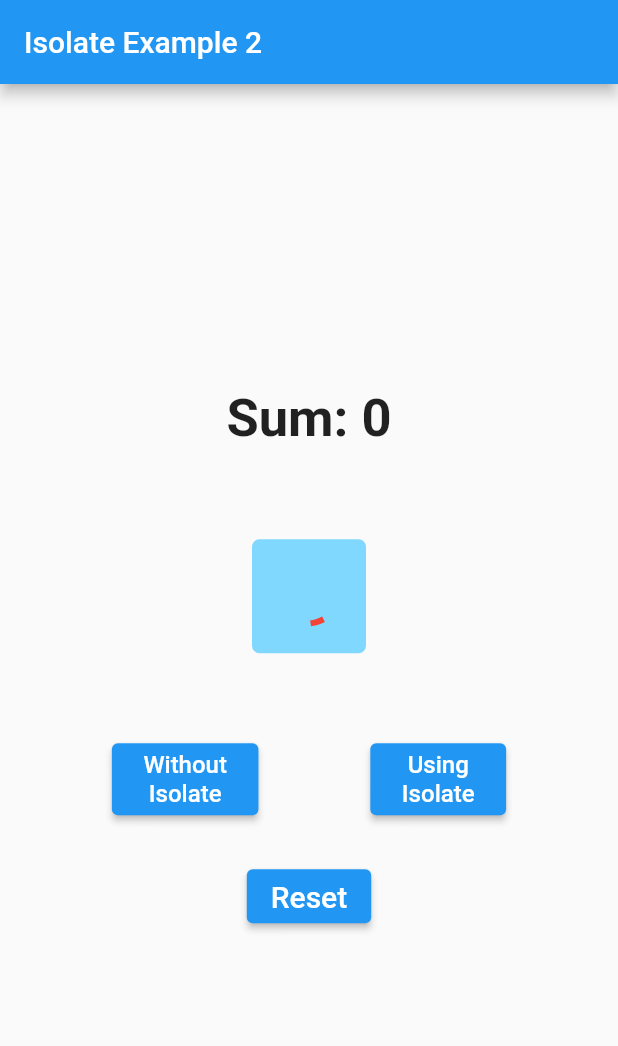
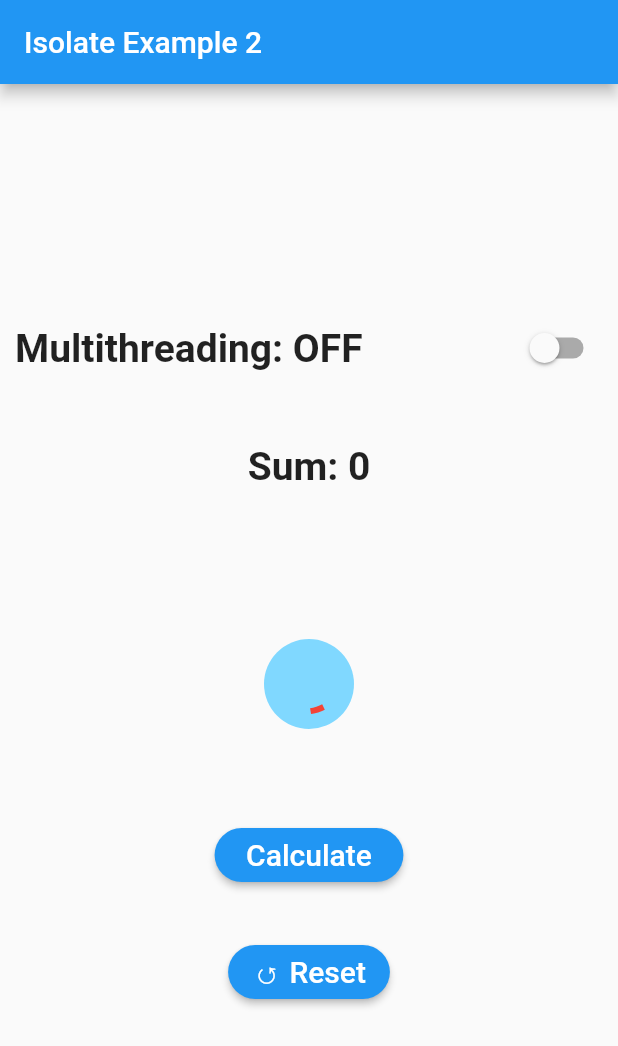
Before and after one commit to md-siam/flutter_multithreading, a Flutter app: the screen it shows after launch, on a phone screen of 412 x 824 dp. Shown: the top 1046 px of the screen. Run offline on Flutter 3.47's test engine with Material 2 defaults, Android fonts, the phone set to English and light mode, and no system bars.

Commit message:
basic_2 mofified

```diff
--- a/lib/2_basic_2/basic_example.dart
+++ b/lib/2_basic_2/basic_example.dart
@@ -12,8 +12,9 @@ class MyBasicIsolateExample extends StatefulWidget {
 
 class _MyBasicIsolateExampleState extends State<MyBasicIsolateExample> {
   int sum = 0;
+  bool isMultithreadingOn = false;
   final TextStyle _textStyle = const TextStyle(
-    fontSize: 35,
+    fontSize: 26,
     fontWeight: FontWeight.bold,
   );
 
@@ -25,38 +26,40 @@ class _MyBasicIsolateExampleState extends State<MyBasicIsolateExample> {
         child: Column(
           mainAxisAlignment: MainAxisAlignment.center,
           children: [
+            Padding(
+              padding: const EdgeInsets.symmetric(horizontal: 10.0),
+              child: Row(
+                mainAxisAlignment: MainAxisAlignment.spaceBetween,
+                children: [
+                  isMultithreadingOn
+                      ? Text('Multithreading: ON', style: _textStyle)
+                      : Text('Multithreading: OFF', style: _textStyle),
+                  Switch.adaptive(
+                    value: isMultithreadingOn,
+                    onChanged: (newValue) {
+                      setState(() {
+                        isMultithreadingOn = newValue;
+                      });
+                      log('isMultithreadingOn: $isMultithreadingOn');
+                    },
+                    activeTrackColor: Colors.lightGreenAccent,
+                    activeColor: Colors.green,
+                  ),
+                ],
+              ),
+            ),
+            const SizedBox(height: 40),
             Text('Sum: $sum', style: _textStyle),
-            const SizedBox(height: 60),
-            Container(
-              padding: const EdgeInsets.all(20),
-              decoration: BoxDecoration(
-                color: Colors.lightBlueAccent[100],
-                borderRadius: BorderRadius.circular(5.0),
-              ),
+            const SizedBox(height: 100),
+            CircleAvatar(
+              radius: 30,
+              backgroundColor: Colors.lightBlueAccent[100],
               child: const CircularProgressIndicator(color: Colors.red),
             ),
             const SizedBox(height: 60),
-            Row(
-              mainAxisAlignment: MainAxisAlignment.spaceEvenly,
-              children: [
-                ElevatedButton(
-                  onPressed: () {
-                    setState(() {
-                      sum = heavyTaskWithoutIsolate(1000000000);
-                    });
-                    print(sum);
-                  },
-                  child: const Padding(
-                    padding: EdgeInsets.all(5.0),
-                    child: Text(
-                      'Without\nIsolate',
-                      style: TextStyle(fontSize: 16),
-                      textAlign: TextAlign.center,
-                    ),
-                  ),
-                ),
             ElevatedButton(
               onPressed: () async {
+                if (isMultithreadingOn) {
                   final receivePort = ReceivePort(); // for Isolate.spawn()
 
                   try {
@@ -74,17 +77,25 @@ class _MyBasicIsolateExampleState extends State<MyBasicIsolateExample> {
                     });
                     print(calculatedSum);
                   });
+                } else {
+                  setState(() {
+                    sum = heavyTaskWithoutIsolate(1000000000);
+                  });
+                  print(sum);
+                }
               },
+              style: ElevatedButton.styleFrom(
+                primary: Colors.blue,
+                shape: const StadiumBorder(),
+              ),
               child: const Padding(
                 padding: EdgeInsets.all(5.0),
                 child: Text(
-                      'Using\nIsolate',
-                      style: TextStyle(fontSize: 16),
+                  'Calculate',
+                  style: TextStyle(fontSize: 20),
                   textAlign: TextAlign.center,
                 ),
               ),
-                ),
-              ],
             ),
             const SizedBox(height: 30),
             ElevatedButton(
@@ -93,8 +104,12 @@ class _MyBasicIsolateExampleState extends State<MyBasicIsolateExample> {
                   sum = 0;
                 });
               },
+              style: ElevatedButton.styleFrom(
+                primary: Colors.blue,
+                shape: const StadiumBorder(),
+              ),
               child: const Text(
-                'Reset',
+                '↺ Reset',
                 style: TextStyle(fontSize: 20),
                 textAlign: TextAlign.center,
               ),
@@ -119,8 +134,8 @@ class _MyBasicIsolateExampleState extends State<MyBasicIsolateExample> {
   }
 }
 
-/// this method is outside from the main() function
-/// and will be used by: [Isolate.spawn()]
+/// this method is outside from the main() thread
+/// and will be using: [Isolate.spawn()]
 ///
 heavyTaskUsingIsolate(SendPort sendPort) {
   debugPrint('task started.. 😴');
```
Also changed, not shown: 3 other files. Lines whose indentation alone changed are shown as unchanged.
